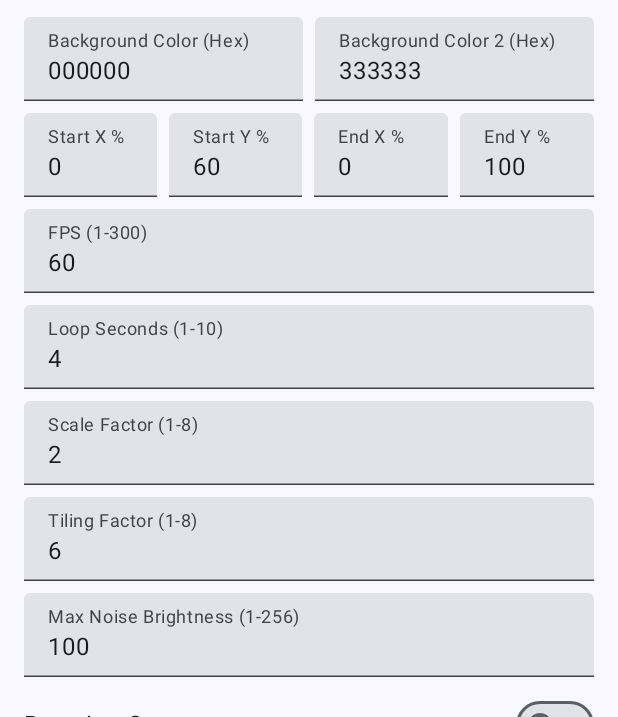
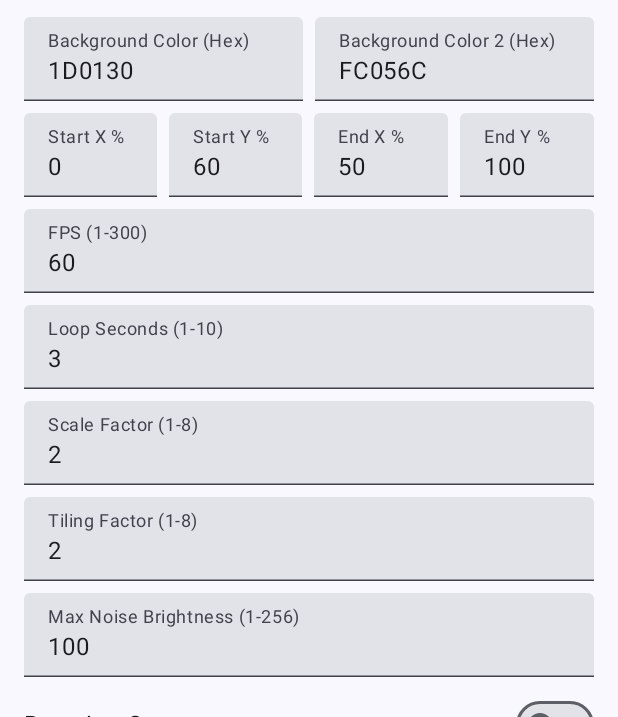
Before and after one commit to ImranR98/Wallstopper, an Android app built with Jetpack Compose: the screen it shows after launch (MainActivity), on a phone screen of 412 x 824 dp, the part 91-808 px from its top. Run offline under Robolectric (Android 15) with nearby library versions, the phone set to English and light mode, and no system bars.

Commit message:
UI improvements, changed default settings

```diff
--- a/app/src/main/java/dev/imranr/wallstopper/MainActivity.kt
+++ b/app/src/main/java/dev/imranr/wallstopper/MainActivity.kt
@@ -378,6 +378,11 @@ class MainActivity : ComponentActivity() {
             }
         }
     }
+
+    override fun onResume() {
+        super.onResume()
+        noiseGenerationViewModel.updateValue(null)
+    }
 }
 
 @Composable
--- a/app/src/main/java/dev/imranr/wallstopper/MyWallpaperService.kt
+++ b/app/src/main/java/dev/imranr/wallstopper/MyWallpaperService.kt
@@ -13,17 +13,17 @@ import androidx.lifecycle.MutableLiveData
 import androidx.lifecycle.ViewModel
 import kotlin.math.max
 
-val initColour = Color.parseColor("#000000")
-val initSecondaryColour = Color.parseColor("#333333")
+val initColour = Color.parseColor("#1D0130")
+val initSecondaryColour = Color.parseColor("#FC056C")
 const val initStartX = 0
 const val initStartY = 60
-const val initEndX = 0
+const val initEndX = 50
 const val initEndY = 100
 const val initFPS = 60
-const val initLoopSeconds = 4
+const val initLoopSeconds = 3
 const val initScaleFactor = 2
+const val initTilingFactor = 2
 const val initMaxNoiseBrightness = 100
-const val initTilingFactor = 6
 const val initRotationSupport = false
 
 class NoiseGenerationViewModel : ViewModel() {
```
